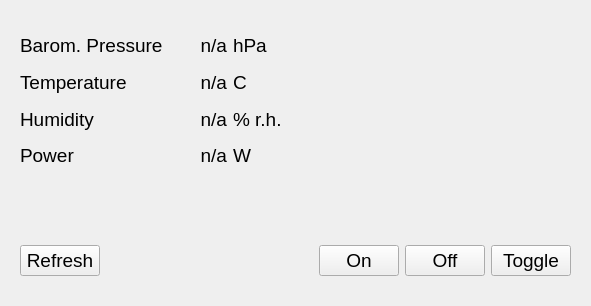
Above: hostsoftware/hexadisplay/libhexadisplay/simple.ui from mysmartgrid/hexabus before the change. Below: the same form after it.
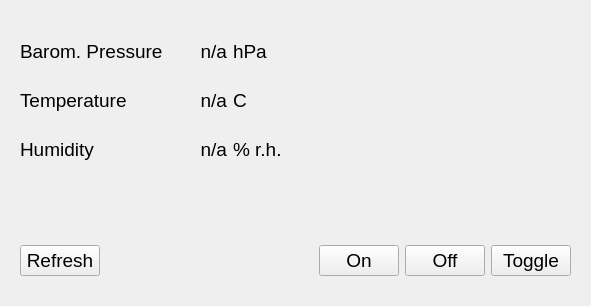
That is the form after the change. Icons and pictures are not drawn.

Commit message: added deb file creation, removed display of power

```diff
--- a/hostsoftware/hexadisplay/libhexadisplay/simple.ui
+++ b/hostsoftware/hexadisplay/libhexadisplay/simple.ui
@@ -243,51 +243,6 @@
       </property>
      </widget>
     </item>
-    <item row="3" column="0">
-     <widget class="QLabel" name="label_4">
-      <property name="font">
-       <font>
-        <pointsize>14</pointsize>
-        <weight>50</weight>
-        <italic>false</italic>
-        <bold>false</bold>
-       </font>
-      </property>
-      <property name="text">
-       <string>Power</string>
-      </property>
-     </widget>
-    </item>
-    <item row="3" column="1">
-     <widget class="QLabel" name="power_display">
-      <property name="font">
-       <font>
-        <pointsize>14</pointsize>
-        <weight>50</weight>
-        <italic>false</italic>
-        <bold>false</bold>
-       </font>
-      </property>
-      <property name="text">
-       <string>n/a</string>
-      </property>
-      <property name="alignment">
-       <set>Qt::AlignRight|Qt::AlignTrailing|Qt::AlignVCenter</set>
-      </property>
-     </widget>
-    </item>
-    <item row="3" column="2">
-     <widget class="QLabel" name="label_9">
-      <property name="font">
-       <font>
-        <pointsize>14</pointsize>
-       </font>
-      </property>
-      <property name="text">
-       <string>W</string>
-      </property>
-     </widget>
-    </item>
    </layout>
   </widget>
  </widget>
```
The commit also changes 2 other files.
